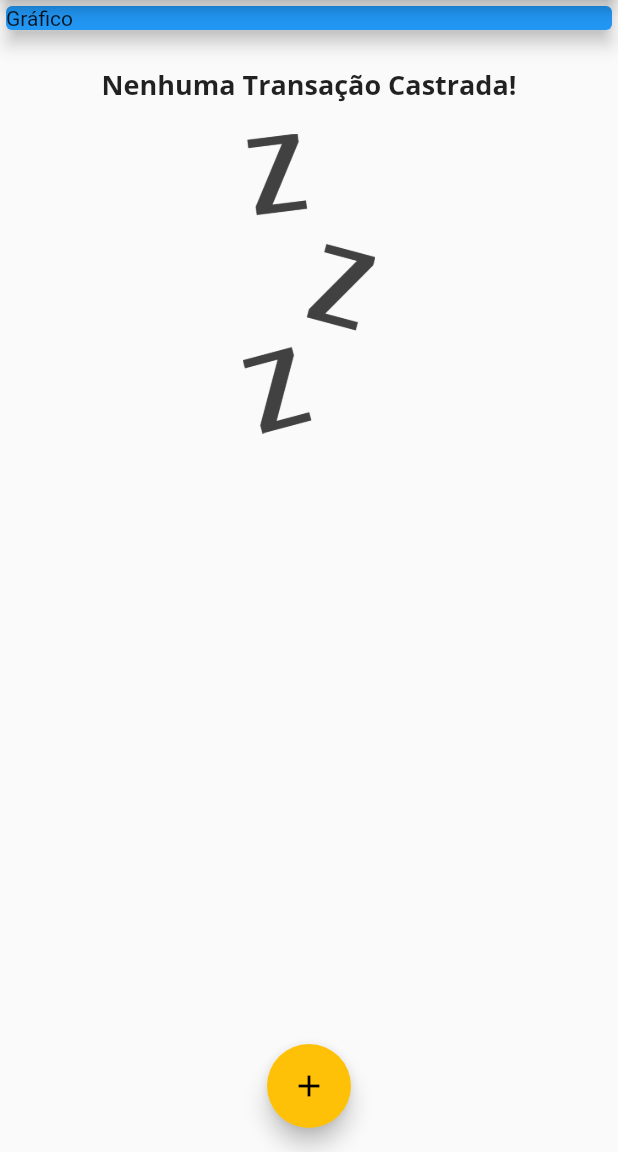
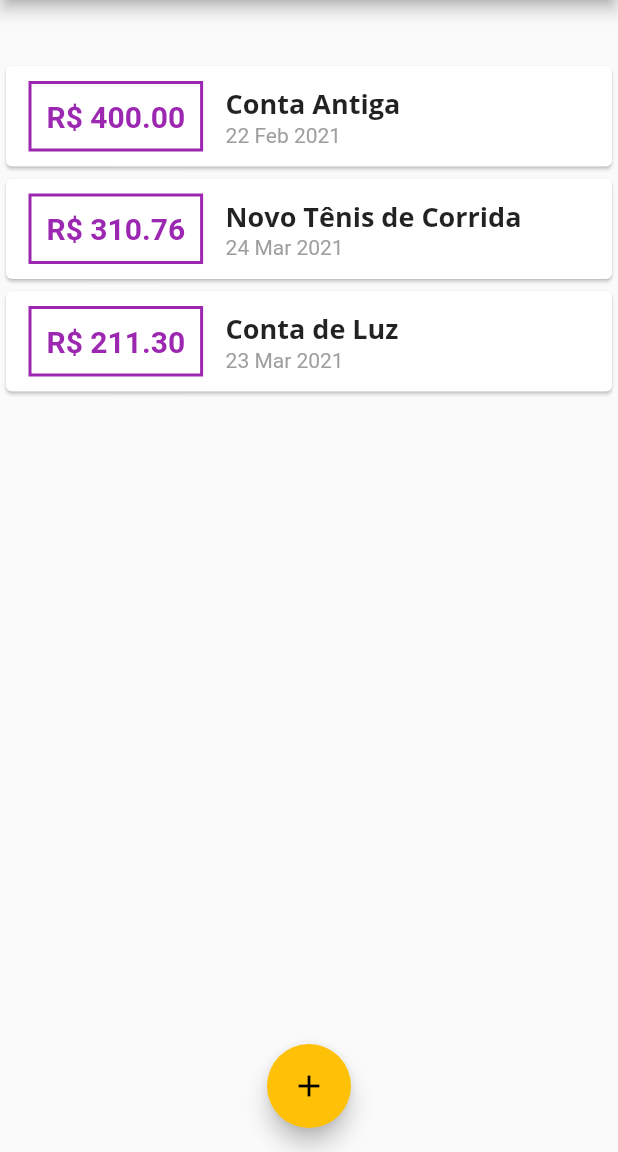
Before and after one commit to maedashogun/expenses, a Flutter app: the screen it shows after launch, on a phone screen of 412 x 824 dp, the part 84-1236 px from its top. Run offline on Flutter 3.47's test engine with Material 2 defaults, Android fonts, the phone set to English and light mode, and no system bars.

Commit message:
atualização

```diff
--- /dev/null
+++ b/lib/components/chart.dart
@@ -0,0 +1,46 @@
+import 'package:flutter/material.dart';
+import 'package:intl/intl.dart';
+import '../models/transaction.dart';
+
+class Chart extends StatelessWidget {
+  final List<Transaction> recentTransaction;
+
+  Chart(this.recentTransaction);
+
+  List<Map<String, Object>> get groupedTransactions {
+    return List.generate(7, (index) {
+      final weekDay = DateTime.now().subtract(
+        Duration(days: index),
+      );
+
+      double totalSum = 0.0;
+
+      for (var i = 0; i < recentTransaction.length; i++) {
+        bool sameDay = recentTransaction[i].date.day == weekDay.day;
+        bool sameMonth = recentTransaction[i].date.month == weekDay.month;
+        bool sameYear = recentTransaction[i].date.year == weekDay.year;
+
+        if (sameDay && sameMonth && sameYear) {
+          totalSum += recentTransaction[i].value;
+        }
+      }
+
+      return {
+        'day': DateFormat.E().format(weekDay)[0],
+        'value': totalSum,
+      };
+    });
+  }
+
+  @override
+  Widget build(BuildContext context) {
+    groupedTransactions;
+    return Card(
+      elevation: 6,
+      margin: EdgeInsets.all(20),
+      child: Row(
+        children: <Widget>[],
+      ),
+    );
+  }
+}
--- a/lib/main.dart
+++ b/lib/main.dart
@@ -1,8 +1,10 @@
 import 'package:expenses/components/transaction_form.dart';
 import 'package:flutter/material.dart';
+
 import 'dart:math';
 import 'components/transaction_form.dart';
 import 'components/transaction_list.dart';
+import 'components/chart.dart';
 import 'models/transaction.dart';
 
 main() => runApp(ExpensesApp());
@@ -44,19 +46,33 @@ class MyHomePage extends StatefulWidget {
 
 class _MyHomePageState extends State<MyHomePage> {
   final List<Transaction> _transactions = [
-    // Transaction(
-    //   id: 't1',
-    //   title: 'Novo Tênis de Corrida',
-    //   value: 310.76,
-    //   date: DateTime.now(),
-    // ),
-    // Transaction(
-    //   id: 't2',
-    //   title: 'Conta de Luz',
-    //   value: 211.30,
-    //   date: DateTime.now(),
-    // ),
+    Transaction(
+      id: 't0',
+      title: 'Conta Antiga',
+      value: 400.00,
+      date: DateTime.now().subtract(Duration(days: 33)),
+    ),
+    Transaction(
+      id: 't1',
+      title: 'Novo Tênis de Corrida',
+      value: 310.76,
+      date: DateTime.now().subtract(Duration(days: 3)),
+    ),
+    Transaction(
+      id: 't2',
+      title: 'Conta de Luz',
+      value: 211.30,
+      date: DateTime.now().subtract(Duration(days: 4)),
+    ),
   ];
+
+  List<Transaction> get _recentTransactions {
+    return _transactions.where((tr) {
+      return tr.date.isAfter(DateTime.now().subtract(
+        Duration(days: 7),
+      ));
+    }).toList();
+  }
 
   _addTransaction(String title, double value) {
     final newTransaction = Transaction(
@@ -97,13 +113,7 @@ class _MyHomePageState extends State<MyHomePage> {
         child: Column(
           crossAxisAlignment: CrossAxisAlignment.stretch,
           children: <Widget>[
-            Container(
-              child: Card(
-                color: Colors.blue,
-                child: Text('Gráfico'),
-                elevation: 5,
-              ),
-            ),
+            Chart(_recentTransactions),
             TransactionList(_transactions),
           ],
         ),
```
